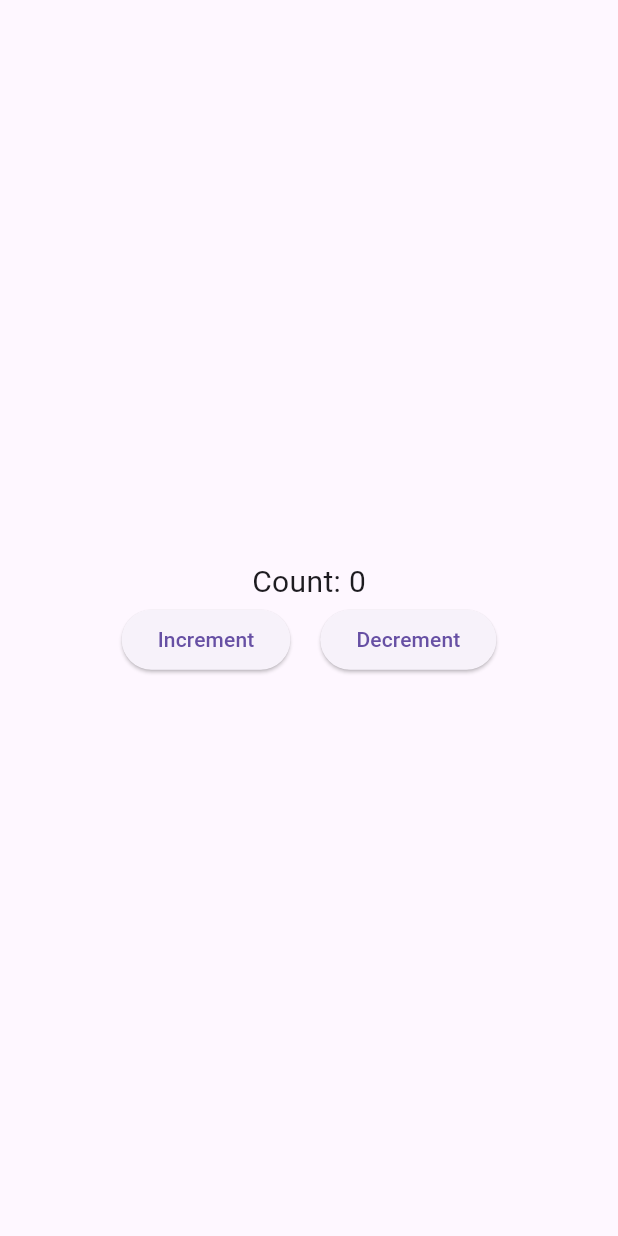
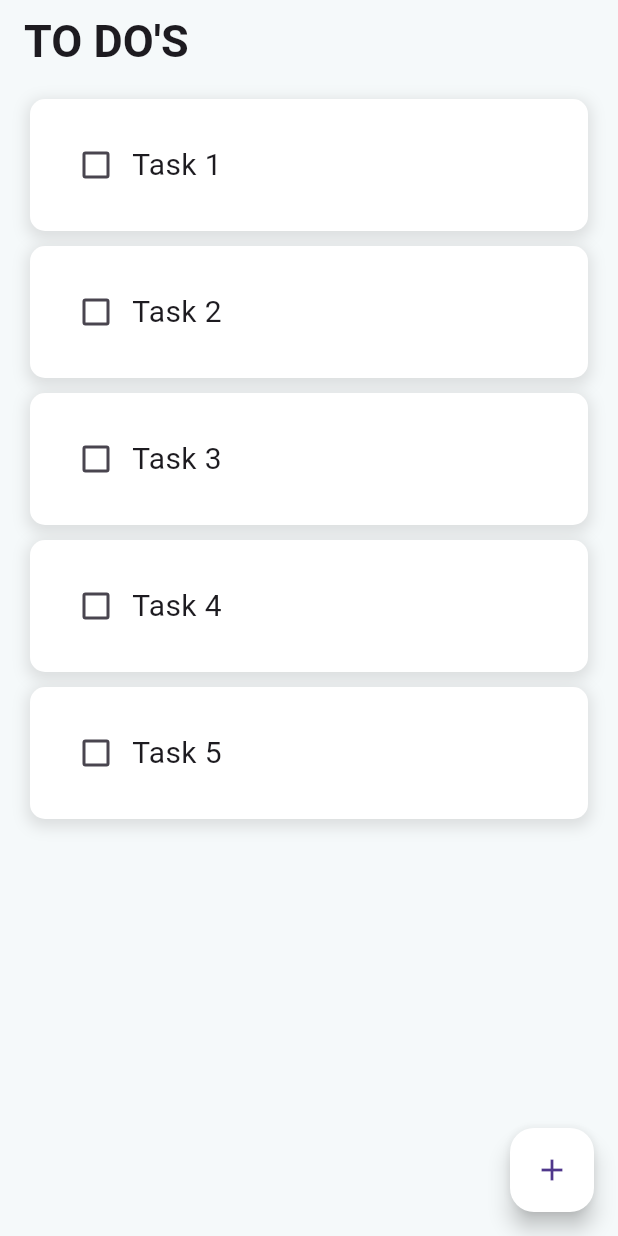
Before and after one commit to iftekar2/FlutterProjects, a Flutter app: the screen it shows after launch, on a phone screen of 412 x 824 dp. Run offline on Flutter 3.47's test engine with Material 3 defaults, Android fonts, the phone set to English and light mode, and no system bars; our stand-ins replace flutter_spinkit.

Commit message:
New Project

```diff
--- a/todo/lib/main.dart
+++ b/todo/lib/main.dart
@@ -1,5 +1,5 @@
 import 'package:flutter/material.dart';
-import 'pages/counter_pages.dart';
+import 'pages/home_page.dart';
 
 void main() {
   runApp(const MyApp());
@@ -10,6 +10,6 @@
 
   @override
   Widget build(BuildContext context) {
-    return SafeArea(child: MaterialApp(home: CounterPage()));
+    return MaterialApp(debugShowCheckedModeBanner: false, home: CounterPage());
   }
 }
--- a/todo/lib/pages/counter_pages.dart
+++ /dev/null
@@ -1,56 +0,0 @@
-import 'package:flutter/material.dart';
-
-class CounterPage extends StatefulWidget {
-  const CounterPage({super.key});
-
-  @override
-  State<CounterPage> createState() => _CounterPageState();
-}
-
-class _CounterPageState extends State<CounterPage> {
-  int _count = 0;
-
-  void _incrementCounter() {
-    setState(() {
-      _count++;
-    });
-  }
-
-  void _decrementCount() {
-    setState(() {
-      if (_count > 0) {
-        _count--;
-      }
-    });
-  }
-
-  @override
-  Widget build(BuildContext context) {
-    return Scaffold(
-      body: Center(
-        child: Column(
-          mainAxisAlignment: MainAxisAlignment.center,
-          children: [
-            Text('Count: $_count', style: TextStyle(fontSize: 20)),
-
-            Row(
-              mainAxisAlignment: MainAxisAlignment.center,
-              children: [
-                ElevatedButton(
-                  onPressed: _incrementCounter,
-                  child: Text("Increment"),
-                ),
-
-                SizedBox(width: 20), // Add some space between buttons
-                ElevatedButton(
-                  onPressed: _decrementCount,
-                  child: Text("Decrement"),
-                ),
-              ],
-            ),
-          ],
-        ),
-      ),
-    );
-  }
-}
--- /dev/null
+++ b/todo/lib/pages/home_page.dart
@@ -0,0 +1,70 @@
+import 'package:demo/util/dialog_box.dart';
+import 'package:demo/util/todo_tile.dart';
+import 'package:flutter/material.dart';
+
+class CounterPage extends StatefulWidget {
+  const CounterPage({super.key});
+
+  @override
+  State<CounterPage> createState() => _CounterPageState();
+}
+
+class _CounterPageState extends State<CounterPage> {
+  // List of tasks
+  List toDoList = [
+    ["Task 1", false],
+    ["Task 2", false],
+    ["Task 3", false],
+    ["Task 4", false],
+    ["Task 5", false],
+  ];
+
+  void checkBoxChanged(bool? value, int index) {
+    setState(() {
+      toDoList[index][1] = !toDoList[index][1];
+    });
+  }
+
+  void createNewTask() {
+    showDialog(
+      context: context,
+      builder: (context) {
+        return DialogBox();
+      },
+    );
+  }
+
+  @override
+  Widget build(BuildContext context) {
+    return Scaffold(
+      backgroundColor: Color(0xfff5f9fa),
+      appBar: AppBar(
+        title: Text(
+          "TO DO'S",
+          style: TextStyle(fontSize: 30, fontWeight: FontWeight.bold),
+        ),
+        backgroundColor: Color(0xfff5f9fa),
+        elevation: 0,
+      ),
+
+      floatingActionButton: FloatingActionButton(
+        onPressed: () {
+          createNewTask();
+        },
+        child: Icon(Icons.add),
+        backgroundColor: Color(0xffffffff),
+      ),
+
+      body: ListView.builder(
+        itemCount: toDoList.length,
+        itemBuilder: (context, index) {
+          return TodoTile(
+            taskName: toDoList[index][0],
+            taskCompleted: toDoList[index][1],
+            onChanged: (value) => checkBoxChanged(value, index),
+          );
+        },
+      ),
+    );
+  }
+}
--- /dev/null
+++ b/todo/lib/util/todo_tile.dart
@@ -0,0 +1,55 @@
+import 'package:flutter/material.dart';
+
+class TodoTile extends StatelessWidget {
+  final String taskName;
+  final bool taskCompleted;
+  final Function(bool?)? onChanged;
+
+  const TodoTile({
+    super.key,
+    required this.taskName,
+    required this.taskCompleted,
+    this.onChanged,
+  });
+
+  @override
+  Widget build(BuildContext context) {
+    return Padding(
+      padding: const EdgeInsets.fromLTRB(20, 10, 20, 0),
+      child: Container(
+        padding: const EdgeInsets.all(20),
+        child: Row(
+          children: [
+            Checkbox(
+              value: taskCompleted,
+              onChanged: onChanged,
+              activeColor: Colors.blue,
+            ),
+            Text(
+              taskName,
+              style: TextStyle(
+                fontSize: 20,
+                decoration:
+                    taskCompleted
+                        ? TextDecoration.lineThrough
+                        : TextDecoration.none,
+              ),
+            ),
+          ],
+        ),
+        decoration: BoxDecoration(
+          color: Color(0xffffffff),
+          borderRadius: BorderRadius.circular(10),
+          boxShadow: [
+            BoxShadow(
+              color: Colors.grey.withOpacity(0.3),
+              spreadRadius: 2,
+              blurRadius: 8,
+              offset: Offset(0, 3),
+            ),
+          ],
+        ),
+      ),
+    );
+  }
+}
```
Also changed, not shown: todo/lib/util/dialog_box.dart (added, +45 -0 lines).
